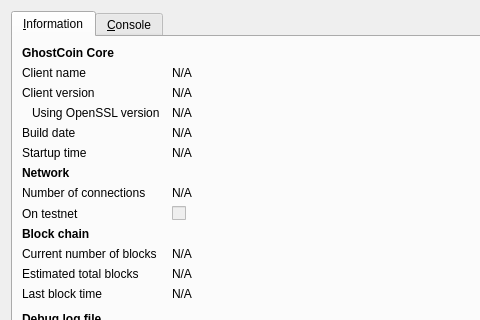
The window that src/qt/forms/rpcconsole.ui (smith7800/spook) describes before a commit, drawn with Qt 5; both pictures show x 0 to 480 and y 0 to 320 of the 740 by 450 pixel window.
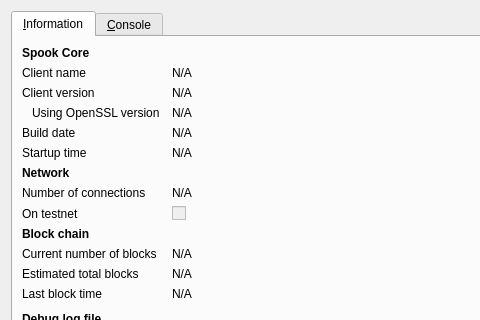
The same window after the commit. Icons and pictures are not drawn.

```diff
--- a/src/qt/forms/rpcconsole.ui
+++ b/src/qt/forms/rpcconsole.ui
@@ -36,7 +36,7 @@
           </font>
          </property>
          <property name="text">
-          <string>GhostCoin Core</string>
+          <string>Spook Core</string>
          </property>
         </widget>
        </item>
```
Left out of the diff: 6 changed lines with no effect on the pictures.
